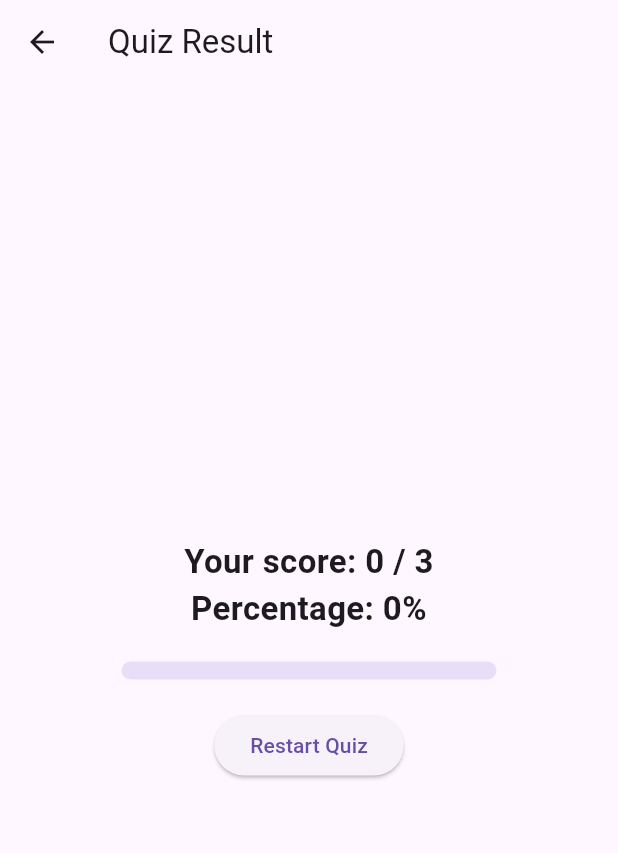
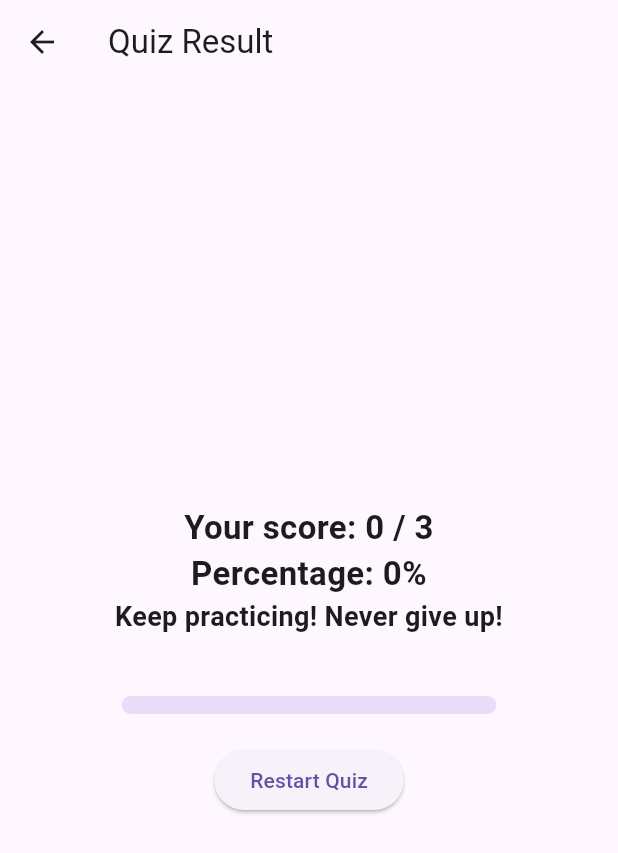
Before and after one commit to zakibn/quiz_v2, a Flutter app: the ResultScreen screen opened by its route, on a phone screen of 412 x 824 dp. Shown: the top 853 px of the screen. Run offline on Flutter 3.47's test engine with Material 3 defaults, Android fonts, the phone set to English and light mode, and no system bars; our stand-ins replace get.

Commit message:
feat: add result-based encouragement message

```diff
--- a/lib/view/screen/result_screen.dart
+++ b/lib/view/screen/result_screen.dart
@@ -35,6 +35,37 @@ class ResultScreen extends GetView<QuizController> {
                 ),
               );
             }),
+            Obx(() {
+              final percentage =
+                  controller.questions.isEmpty
+                      ? 0
+                      : (controller.score.value /
+                              controller.questions.length *
+                              100)
+                          .round();
+
+              String message;
+
+              if (percentage == 100) {
+                message = 'Excellent! Perfect score!';
+              } else if (percentage >= 70) {
+                message = 'Great job! Keep it up!';
+              } else if (percentage >= 50) {
+                message = 'Good effort! You can do better!';
+              } else {
+                message = 'Keep practicing! Never give up!';
+              }
+
+              return Text(
+                message,
+                textAlign: TextAlign.center,
+                style: const TextStyle(
+                  fontSize: 18,
+                  fontWeight: FontWeight.bold,
+                ),
+              );
+            }),
+            const SizedBox(height: 20),
             const SizedBox(height: 20),
             Obx(
               () => SizedBox(
@@ -50,6 +81,7 @@ class ResultScreen extends GetView<QuizController> {
                 ),
               ),
             ),
+
             const SizedBox(height: 20),
             ElevatedButton(
               onPressed: () {
```
